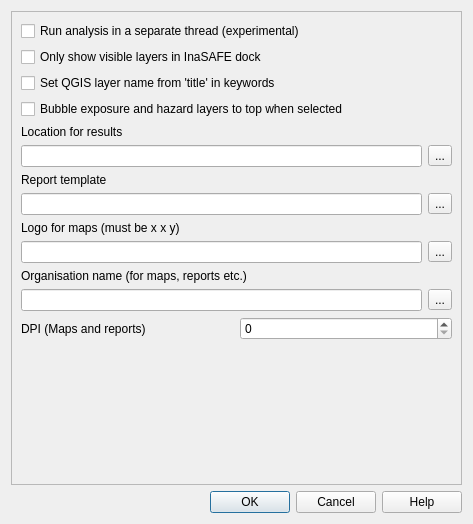
Qt form gui/is_options_dialog_base.ui (inasafe/inasafe) before a commit.
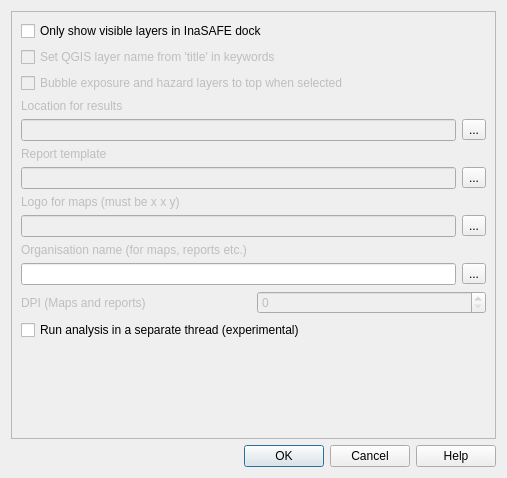
The same form after that commit. Icons and pictures are not drawn.

Commit message: State handling for visible layers only and thread implemented with options dialog

Diff of the .ui file:
```diff
--- a/gui/is_options_dialog_base.ui
+++ b/gui/is_options_dialog_base.ui
@@ -6,8 +6,8 @@
    <rect>
     <x>0</x>
     <y>0</y>
-    <width>473</width>
-    <height>524</height>
+    <width>507</width>
+    <height>478</height>
    </rect>
   </property>
   <property name="windowTitle">
@@ -38,20 +38,16 @@
        <rect>
         <x>0</x>
         <y>0</y>
-        <width>453</width>
-        <height>471</height>
+        <width>487</width>
+        <height>425</height>
        </rect>
       </property>
       <layout class="QGridLayout" name="gridLayout_2">
-       <item row="0" column="0">
-        <widget class="QCheckBox" name="checkBox">
-         <property name="text">
-          <string>Run analysis in a separate thread (experimental)</string>
-         </property>
-        </widget>
-       </item>
        <item row="2" column="0">
         <widget class="QCheckBox" name="checkBox_2">
+         <property name="enabled">
+          <bool>false</bool>
+         </property>
          <property name="text">
           <string>Set QGIS layer name from 'title' in keywords</string>
          </property>
@@ -59,6 +55,9 @@
        </item>
        <item row="3" column="0">
         <widget class="QCheckBox" name="checkBox_3">
+         <property name="enabled">
+          <bool>false</bool>
+         </property>
          <property name="text">
           <string>Bubble exposure and hazard layers to top when selected</string>
          </property>
@@ -66,6 +65,9 @@
        </item>
        <item row="4" column="0">
         <widget class="QLabel" name="label">
+         <property name="enabled">
+          <bool>false</bool>
+         </property>
          <property name="text">
           <string>Location for results</string>
          </property>
@@ -74,7 +76,11 @@
        <item row="5" column="0">
         <layout class="QHBoxLayout" name="horizontalLayout_2">
          <item>
-          <widget class="QLineEdit" name="lineEdit"/>
+          <widget class="QLineEdit" name="lineEdit">
+           <property name="enabled">
+            <bool>false</bool>
+           </property>
+          </widget>
          </item>
          <item>
           <widget class="QToolButton" name="toolButton">
@@ -87,6 +93,9 @@
        </item>
        <item row="6" column="0">
         <widget class="QLabel" name="label_2">
+         <property name="enabled">
+          <bool>false</bool>
+         </property>
          <property name="text">
           <string>Report template</string>
          </property>
@@ -95,7 +104,11 @@
        <item row="7" column="0">
         <layout class="QHBoxLayout" name="horizontalLayout">
          <item>
-          <widget class="QLineEdit" name="lineEdit_2"/>
+          <widget class="QLineEdit" name="lineEdit_2">
+           <property name="enabled">
+            <bool>false</bool>
+           </property>
+          </widget>
          </item>
          <item>
           <widget class="QToolButton" name="toolButton_2">
@@ -108,6 +121,9 @@
        </item>
        <item row="8" column="0">
         <widget class="QLabel" name="label_3">
+         <property name="enabled">
+          <bool>false</bool>
+         </property>
          <property name="text">
           <string>Logo for maps (must be x x y) </string>
          </property>
@@ -116,7 +132,11 @@
        <item row="9" column="0">
         <layout class="QHBoxLayout" name="horizontalLayout_3">
          <item>
-          <widget class="QLineEdit" name="lineEdit_3"/>
+          <widget class="QLineEdit" name="lineEdit_3">
+           <property name="enabled">
+            <bool>false</bool>
+           </property>
+          </widget>
          </item>
          <item>
           <widget class="QToolButton" name="toolButton_3">
@@ -129,6 +149,9 @@
        </item>
        <item row="10" column="0">
         <widget class="QLabel" name="label_4">
+         <property name="enabled">
+          <bool>false</bool>
+         </property>
          <property name="text">
           <string>Organisation name (for maps, reports etc.)</string>
          </property>
@@ -152,17 +175,24 @@
         <layout class="QHBoxLayout" name="horizontalLayout_5">
          <item>
           <widget class="QLabel" name="label_5">
+           <property name="enabled">
+            <bool>false</bool>
+           </property>
            <property name="text">
             <string>DPI (Maps and reports)</string>
            </property>
           </widget>
          </item>
          <item>
-          <widget class="QSpinBox" name="spinBox"/>
+          <widget class="QSpinBox" name="spinBox">
+           <property name="enabled">
+            <bool>false</bool>
+           </property>
+          </widget>
          </item>
         </layout>
        </item>
-       <item row="13" column="0">
+       <item row="14" column="0">
         <spacer name="verticalSpacer">
          <property name="orientation">
           <enum>Qt::Vertical</enum>
@@ -182,6 +212,13 @@
          </property>
         </widget>
        </item>
+       <item row="13" column="0">
+        <widget class="QCheckBox" name="cbxUseThread">
+         <property name="text">
+          <string>Run analysis in a separate thread (experimental)</string>
+         </property>
+        </widget>
+       </item>
       </layout>
      </widget>
     </widget>
```
Left out of the diff: 19 changed lines with no effect on the pictures. The commit also changes 4 other files.
